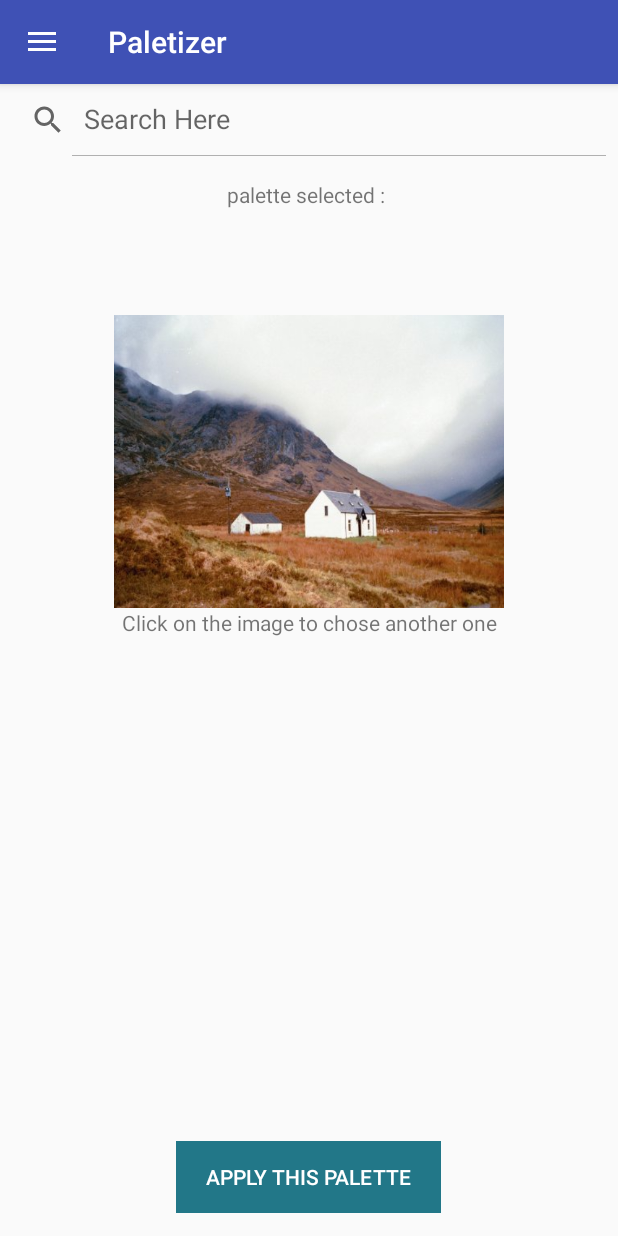
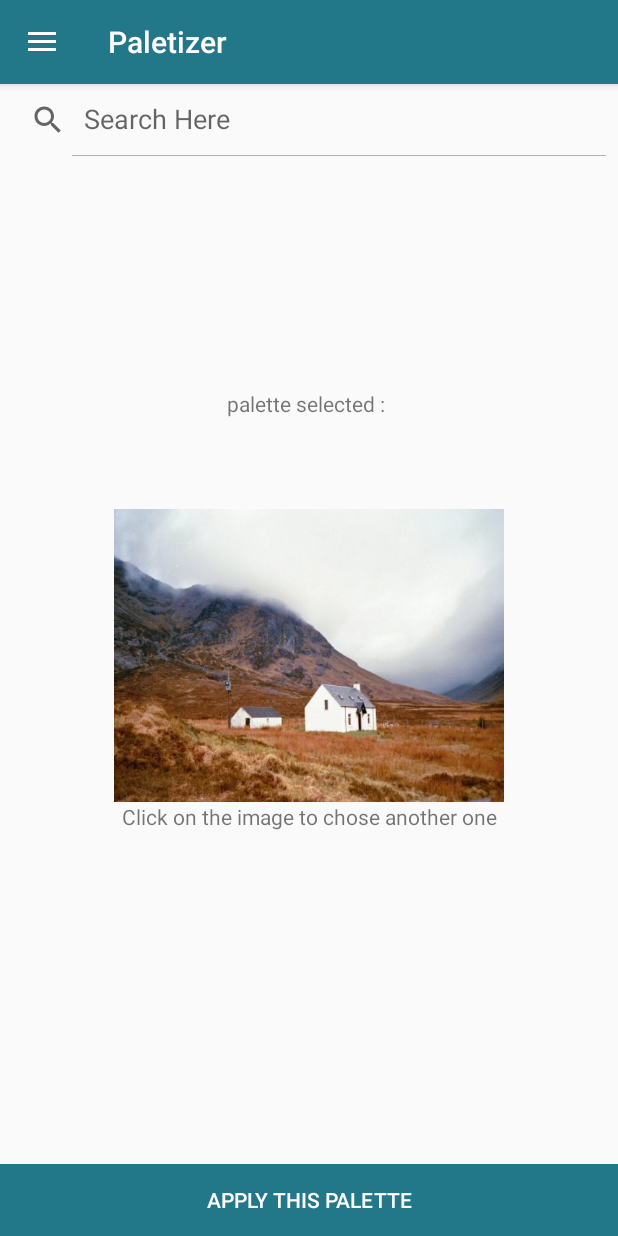
Before and after one commit to GaspardC/team-palette, an Android app: the StyleActivity screen opened directly, with no data from a screen before it, on a phone screen of 412 x 824 dp. Run offline under Robolectric (Android 15) with nearby library versions, the phone set to English and light mode, and no system bars; our stand-ins replace sdp/ssp sizes; plain views replace BallView.

Commit message:
more button and refactoring

```diff
--- a/app/src/main/AndroidManifest.xml
+++ b/app/src/main/AndroidManifest.xml
@@ -23,7 +23,6 @@
             android:windowSoftInputMode="adjustPan"
             />
         <activity android:name=".TransfertActivity" />
-        <activity android:name=".PaletteActivity"></activity>
     </application>
     <uses-permission android:name="android.permission.WRITE_EXTERNAL_STORAGE"/>
     <uses-permission android:name="android.permission.CAMERA"/>
--- a/app/src/main/java/com/epfl/computational_photography/paletizer/MainActivity.java
+++ b/app/src/main/java/com/epfl/computational_photography/paletizer/MainActivity.java
@@ -78,9 +78,6 @@ public class MainActivity extends SlideMenuActivity {
         startActivity(newActivity);    }
 
 
-    public void goToPaletteActivity(View view) {
-        Intent newActivity = new Intent(this, PaletteActivity.class);
-        startActivity(newActivity);    }
 
     public void goToStyleActivity(View view) {
         Intent newActivity = new Intent(this, StyleActivity.class);
--- a/app/src/main/java/com/epfl/computational_photography/paletizer/SlideMenu/SlideMenuActivity.java
+++ b/app/src/main/java/com/epfl/computational_photography/paletizer/SlideMenu/SlideMenuActivity.java
@@ -21,7 +21,6 @@ import android.widget.RelativeLayout;
 
 import com.epfl.computational_photography.paletizer.StyleActivity;
 import com.epfl.computational_photography.paletizer.TransfertActivity;
-import com.epfl.computational_photography.paletizer.PaletteActivity;
 import com.epfl.computational_photography.paletizer.MainActivity;
 import com.epfl.computational_photography.paletizer.R;
 
@@ -66,7 +65,6 @@ public abstract class SlideMenuActivity extends AppCompatActivity {
         slideMenuItems.add(new NavItem(getString(R.string.home), getString(R.string.main),android.R.drawable.ic_menu_camera, MainActivity.class));
         slideMenuItems.add(new NavItem(getString(R.string.home), getString(R.string.main),android.R.drawable.ic_menu_camera, StyleActivity.class));
         slideMenuItems.add(new NavItem(getString(R.string.home), getString(R.string.main),android.R.drawable.ic_menu_camera, TransfertActivity.class));
-        slideMenuItems.add(new NavItem(getString(R.string.home), getString(R.string.main),android.R.drawable.ic_menu_camera, PaletteActivity.class));
 
 
 
--- /dev/null
+++ b/app/src/main/res/drawable/buttonshape.xml
@@ -0,0 +1,13 @@
+<?xml version="1.0" encoding="utf-8"?>
+<shape xmlns:android="http://schemas.android.com/apk/res/android" android:shape="rectangle" >
+    <corners
+        android:radius="16dp"
+        />
+    <solid
+        android:color="#79B4BD"
+        />
+    <size
+        android:width="30dp"
+        android:height="30dp"
+        />
+</shape>
--- a/app/src/main/res/layout/activity_style.xml
+++ b/app/src/main/res/layout/activity_style.xml
@@ -6,13 +6,17 @@
     xmlns:lib="http://schemas.android.com/apk/res-auto"
     tools:context=".StyleActivity"
     android:focusableInTouchMode="true"
-    android:paddingBottom="15dp"
 
     >
+
+
     <LinearLayout
+        android:id="@+id/llContainer"
         android:orientation="vertical"
         android:layout_width="match_parent"
         android:layout_height="wrap_content">
+
+
 
         <SearchView
             android:focusableInTouchMode="false"
@@ -22,10 +26,10 @@
 
 
         <ListView
-            android:padding="5dp"
+            android:padding="2dp"
             android:id="@+id/listView1"
             android:layout_width="match_parent"
-            android:layout_height="wrap_content"
+            android:layout_height="150dp"
 
             />
         <com.github.glomadrian.loadingballs.BallView
@@ -50,14 +54,21 @@
             android:layout_height="wrap_content"
             android:orientation="vertical">
 
+            <LinearLayout
+                android:gravity="center"
+                android:layout_width="match_parent"
+                android:layout_height="wrap_content"
+                android:orientation="horizontal"
+                android:layout_marginBottom="10dp">
             <TextView
                 android:layout_gravity="center_horizontal"
                 android:text="palette selected : "
                 android:layout_width="wrap_content"
                 android:layout_height="wrap_content"
-                android:layout_marginBottom="20dp"/>
+                />
 
 
+            </LinearLayout>
 
             <LinearLayout
                 android:layout_width="wrap_content"
@@ -70,6 +81,11 @@
                     android:layout_width="wrap_content"
                     android:layout_height="wrap_content" />
 
+                <LinearLayout
+                    android:layout_width="wrap_content"
+                    android:layout_height="wrap_content"
+                    android:id="@+id/colSelectedContainer">
+
                 <ImageView
 
                     android:layout_marginLeft="50dp"
@@ -81,8 +97,7 @@
                     android:onClick="modifyColorCliked"
                     />
                 <ImageView
-
-                    android:layout_marginLeft="10dp"
+                    android:layout_marginLeft="2dp"
                     android:id="@+id/color2Selected"
                     android:layout_width="20dp"
                     android:layout_height="20dp"
@@ -91,8 +106,7 @@
                     android:onClick="modifyColorCliked"
                     />
                 <ImageView
-
-                    android:layout_marginLeft="10dp"
+                    android:layout_marginLeft="2dp"
                     android:id="@+id/color3Selected"
                     android:layout_width="20dp"
                     android:layout_height="20dp"
@@ -101,8 +115,7 @@
                     android:onClick="modifyColorCliked"
                     />
                 <ImageView
-
-                    android:layout_marginLeft="10dp"
+                    android:layout_marginLeft="2dp"
                     android:id="@+id/color4Selected"
                     android:layout_width="20dp"
                     android:layout_height="20dp"
@@ -111,8 +124,7 @@
                     android:onClick="modifyColorCliked"
                     />
                 <ImageView
-
-                    android:layout_marginLeft="10dp"
+                    android:layout_marginLeft="2dp"
                     android:id="@+id/color5Selected"
                     android:layout_width="20dp"
                     android:layout_height="20dp"
@@ -120,6 +132,7 @@
                     android:tag="4"
                     android:onClick="modifyColorCliked"
                     />
+                </LinearLayout>
             </LinearLayout>
 
         </LinearLayout>
@@ -129,8 +142,6 @@
             android:layout_marginTop="20dp"
             android:layout_width="wrap_content"
             android:layout_height="@dimen/_150sdp"
-            android:elevation="20dp"
-            android:translationZ="20dp"
             android:onClick="changePhotoSource"
             android:src="@drawable/original_mountain"
             android:id="@+id/imageStyleActivity"/>
@@ -140,12 +151,26 @@
             android:gravity="center"
             android:layout_gravity="center"
             android:text="Click on the image to chose another one" />
+
+
     </LinearLayout>
-
+    <Button
+        android:visibility="gone"
+        android:layout_marginTop="150dp"
+        android:layout_marginRight="5dp"
+        android:layout_alignParentEnd="true"
+        android:text="+"
+        android:id="@+id/buttonMorePalette"
+        android:textColor="#FFFFFF"
+        android:textSize="20sp"
+        android:layout_width="30dp"
+        android:layout_height="30dp"
+        android:background="@drawable/buttonshape"
+        android:onClick="seeMorePalette"/>
     <Button
         android:layout_centerHorizontal="true"
         android:layout_alignParentBottom="true"
-        android:layout_width="wrap_content"
+        android:layout_width="match_parent"
         android:layout_height="wrap_content"
         android:background="#f278"
         android:textColor="#ffffff"
--- a/app/src/main/res/layout/row_search_palette.xml
+++ b/app/src/main/res/layout/row_search_palette.xml
@@ -30,7 +30,6 @@
         />
         <ImageView
 
-            android:layout_marginLeft="10dp"
             android:id="@+id/color2"
             android:layout_width="20dp"
             android:layout_height="20dp"
@@ -38,7 +37,6 @@
             />
         <ImageView
 
-            android:layout_marginLeft="10dp"
             android:id="@+id/color3"
             android:layout_width="20dp"
             android:layout_height="20dp"
@@ -46,7 +44,6 @@
             />
         <ImageView
 
-            android:layout_marginLeft="10dp"
             android:id="@+id/color4"
             android:layout_width="20dp"
             android:layout_height="20dp"
@@ -54,7 +51,6 @@
             />
         <ImageView
 
-            android:layout_marginLeft="10dp"
             android:id="@+id/color5"
             android:layout_width="20dp"
             android:layout_height="20dp"
--- a/app/src/main/res/values/colors.xml
+++ b/app/src/main/res/values/colors.xml
@@ -1,6 +1,6 @@
 <?xml version="1.0" encoding="utf-8"?>
 <resources>
-    <color name="colorPrimary">#3F51B5</color>
-    <color name="colorPrimaryDark">#303F9F</color>
-    <color name="colorAccent">#FF4081</color>
+    <color name="colorPrimary">#f278</color>
+    <color name="colorPrimaryDark">#f278</color>
+    <color name="colorAccent">#9f2939</color>
 </resources>
--- a/app/src/main/res/values/strings.xml
+++ b/app/src/main/res/values/strings.xml
@@ -5,4 +5,5 @@
     <string name="openSlideMenu">openSlideMenu</string>
     <string name="closeSlideMenu">closeSlideMenu</string>
     <string name="Hello">Hello</string>
+    <string name="no_match">" no match "</string>
 </resources>
```
Also changed, not shown: app/src/main/java/com/epfl/computational_photography/paletizer/PaletteActivity.java (deleted, +0 -64 lines), app/src/main/java/com/epfl/computational_photography/paletizer/PaletteAdapterList.java (+9 -0 lines), app/src/main/java/com/epfl/computational_photography/paletizer/StyleActivity.java (+77 -15 lines), app/src/main/java/com/epfl/computational_photography/paletizer/palette_database/PaletteDB.java (+33 -23 lines), app/src/main/res/layout/activity_main.xml (+0 -8 lines), app/src/main/res/layout/activity_palette.xml (deleted, +0 -73 lines), 1 other file.
